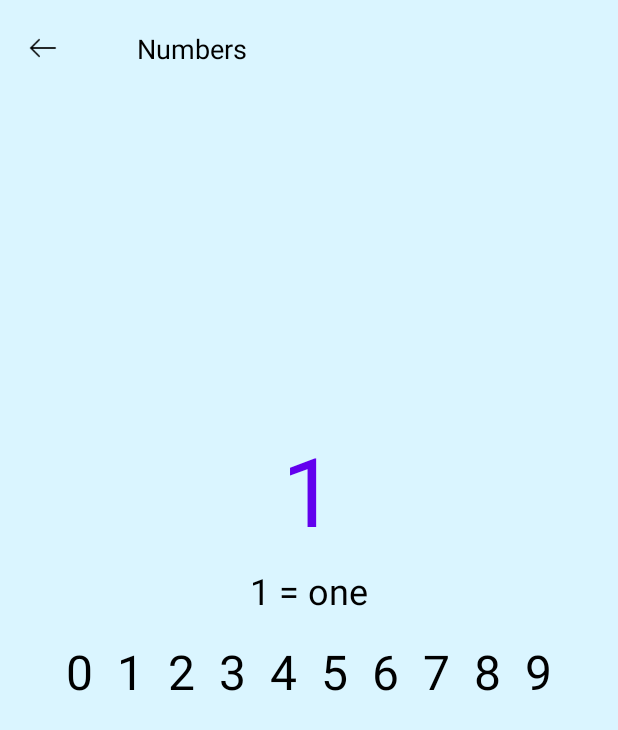
After one commit to MusaHesenov/Kids-App, an Android app: the NumberFragment screen opened through its navigation route, on a phone screen of 412 x 824 dp. The commit adds this screen. Shown: the top 730 px of the screen. Run offline under Robolectric (Android 15) with nearby library versions, the phone set to English and light mode, and no system bars; our stand-ins replace Dagger/Hilt's generated code, Firebase (no records; nobody signed in at launch, a user with empty details on screens opened directly).

Commit message:
- add number fragment adapter

```diff
--- a/app/src/main/java/com/example/kidsapp/adapters/ActivityAdapter.kt
+++ b/app/src/main/java/com/example/kidsapp/adapters/ActivityAdapter.kt
@@ -7,7 +7,6 @@ import androidx.recyclerview.widget.DiffUtil
 import androidx.recyclerview.widget.RecyclerView
 import com.bumptech.glide.Glide
 import com.example.kidsapp.data.Activity
-import com.example.kidsapp.data.Category
 import com.example.kidsapp.databinding.CategoryRvItemBinding
 
 class ActivityAdapter: RecyclerView.Adapter<ActivityAdapter.ActivityViewHolder>() {
--- /dev/null
+++ b/app/src/main/java/com/example/kidsapp/adapters/NumberPagerAdapter.kt
@@ -0,0 +1,14 @@
+package com.example.kidsapp.adapters
+
+import androidx.fragment.app.Fragment
+import androidx.viewpager2.adapter.FragmentStateAdapter
+import com.example.kidsapp.fragments.SingleNumberFragment
+
+class NumberPagerAdapter(fragment: Fragment) : FragmentStateAdapter(fragment) {
+
+    override fun getItemCount(): Int = 10
+
+    override fun createFragment(position: Int): Fragment {
+        return SingleNumberFragment.newInstance(position)
+    }
+}
--- /dev/null
+++ b/app/src/main/java/com/example/kidsapp/adapters/NumbersAdapter.kt
@@ -0,0 +1,37 @@
+package com.example.kidsapp.adapters
+
+import android.view.LayoutInflater
+import android.view.View
+import android.view.ViewGroup
+import android.widget.TextView
+import androidx.recyclerview.widget.RecyclerView
+import com.example.kidsapp.R
+import com.example.kidsapp.databinding.NumberRvItemBinding
+
+class NumbersAdapter(
+    private val numbers: List<Int>,
+    private val onItemClick: (Int) -> Unit
+) : RecyclerView.Adapter<NumbersAdapter.NumberViewHolder>() {
+
+    inner class NumberViewHolder(val binding: NumberRvItemBinding) : RecyclerView.ViewHolder(binding.root) {
+
+        fun bind(number: Int) {
+            binding.apply {
+                tvNumberItem.text = number.toString()
+            }
+            itemView.setOnClickListener {
+                onItemClick(number)
+            }
+        }
+    }
+
+    override fun onCreateViewHolder(parent: ViewGroup, viewType: Int): NumberViewHolder {
+        return NumberViewHolder(NumberRvItemBinding.inflate(LayoutInflater.from(parent.context), parent, false))
+    }
+
+    override fun onBindViewHolder(holder: NumberViewHolder, position: Int) {
+        holder.bind(numbers[position])
+    }
+
+    override fun getItemCount(): Int = numbers.size
+}
--- a/app/src/main/java/com/example/kidsapp/fragments/CategoryFragment.kt
+++ b/app/src/main/java/com/example/kidsapp/fragments/CategoryFragment.kt
@@ -38,11 +38,19 @@ class CategoryFragment: Fragment(R.layout.fragment_category) {
         return binding.root
     }
 
+
     override fun onViewCreated(view: View, savedInstanceState: Bundle?) {
         super.onViewCreated(view, savedInstanceState)
 
         binding.categoryBack.setOnClickListener {
             findNavController().navigateUp()
+        }
+
+        categoryAdapter.onClick = { category ->
+            when (category.categoryName) {
+                "Numbers" -> findNavController().navigate(R.id.action_categoryFragment_to_numberFragment)
+
+            }
         }
 
         setupCategoryRv()
--- /dev/null
+++ b/app/src/main/java/com/example/kidsapp/fragments/NumberFragment.kt
@@ -0,0 +1,43 @@
+package com.example.kidsapp.fragments
+
+import android.os.Bundle
+import android.view.LayoutInflater
+import android.view.View
+import android.view.ViewGroup
+import androidx.fragment.app.Fragment
+import androidx.navigation.fragment.findNavController
+import androidx.viewpager2.adapter.FragmentStateAdapter
+import androidx.viewpager2.widget.ViewPager2
+import com.example.kidsapp.R
+import com.example.kidsapp.adapters.NumberPagerAdapter
+import com.example.kidsapp.databinding.FragmentNumberBinding
+
+class NumberFragment: Fragment() {
+    private lateinit var binding: FragmentNumberBinding
+    private lateinit var viewPager: ViewPager2
+
+    override fun onCreateView(
+        inflater: LayoutInflater, container: ViewGroup?,
+        savedInstanceState: Bundle?
+    ): View? {
+        binding = FragmentNumberBinding.inflate(inflater, container, false)
+        return binding.root
+    }
+
+    override fun onViewCreated(view: View, savedInstanceState: Bundle?) {
+        super.onViewCreated(view, savedInstanceState)
+        setupViewPager()
+
+        binding.numberBack.setOnClickListener {
+            findNavController().navigateUp()
+        }
+        //viewPager.setCurrentItem(9, true)
+    }
+
+    private fun setupViewPager() {
+        viewPager = binding.viewPager
+        val adapter = NumberPagerAdapter(this)
+        viewPager.adapter = adapter
+    }
+
+}
--- /dev/null
+++ b/app/src/main/java/com/example/kidsapp/fragments/SingleNumberFragment.kt
@@ -0,0 +1,100 @@
+package com.example.kidsapp.fragments
+
+import android.os.Bundle
+import android.view.LayoutInflater
+import android.view.View
+import android.view.ViewGroup
+import android.widget.TextView
+import androidx.fragment.app.Fragment
+import androidx.recyclerview.widget.LinearLayoutManager
+import com.example.kidsapp.R
+import com.example.kidsapp.adapters.NumbersAdapter
+import com.example.kidsapp.databinding.FragmentSingleNumberBinding
+
+class SingleNumberFragment : Fragment() {
+
+    private var _binding: FragmentSingleNumberBinding? = null
+    private val binding get() = _binding!!
+
+    companion object {
+        private const val ARG_POSITION = "position"
+        private val numbers = listOf(
+            Pair("1", "one"),
+            Pair("2", "two"),
+            Pair("3", "three"),
+            Pair("4", "four"),
+            Pair("5", "five"),
+            Pair("6", "six"),
+            Pair("7", "seven"),
+            Pair("8", "eight"),
+            Pair("9", "nine"),
+            Pair("0", "zero")
+        )
+
+        fun newInstance(position: Int): SingleNumberFragment {
+            val fragment = SingleNumberFragment()
+            val bundle = Bundle().apply {
+                putInt(ARG_POSITION, position)
+            }
+            fragment.arguments = bundle
+            return fragment
+        }
+    }
+
+    override fun onCreateView(
+        inflater: LayoutInflater, container: ViewGroup?,
+        savedInstanceState: Bundle?
+    ): View? {
+        _binding = FragmentSingleNumberBinding.inflate(inflater, container, false)
+        return binding.root
+    }
+
+    override fun onViewCreated(view: View, savedInstanceState: Bundle?) {
+        super.onViewCreated(view, savedInstanceState)
+        val position = arguments?.getInt(ARG_POSITION) ?: 0
+        updateUI(position)
+
+        val numbers = listOf(0, 1, 2, 3, 4, 5, 6, 7, 8, 9)
+        val adapter = NumbersAdapter(numbers) { selectedNumber ->
+            updateUIForNumber(selectedNumber)
+        }
+
+        binding.rvNumbers.adapter = adapter
+        binding.rvNumbers.layoutManager = LinearLayoutManager(requireContext(), LinearLayoutManager.HORIZONTAL, false)
+    }
+
+    private fun updateUI(position: Int) {
+        val numberText = numbers[position].first
+        val numberWord = numbers[position].second
+
+        binding.tvNumber.text = numberText
+        binding.tvNumberText.text = "$numberText = $numberWord"
+    }
+
+    private fun updateUIForNumber(number: Int) {
+
+        binding.tvNumber.text = number.toString()
+        binding.tvNumberText.text = "$number = ${numberToText(number)}"
+    }
+
+    private fun numberToText(number: Int): String {
+        return when (number) {
+            0 -> "zero"
+            1 -> "one"
+            2 -> "two"
+            3 -> "three"
+            4 -> "four"
+            5 -> "five"
+            6 -> "six"
+            7 -> "seven"
+            8 -> "eight"
+            9 -> "nine"
+            else -> ""
+        }
+    }
+
+    override fun onDestroyView() {
+        super.onDestroyView()
+        _binding = null
+    }
+}
--- /dev/null
+++ b/app/src/main/res/layout/fragment_number.xml
@@ -0,0 +1,56 @@
+<?xml version="1.0" encoding="utf-8"?>
+<androidx.constraintlayout.widget.ConstraintLayout xmlns:android="http://schemas.android.com/apk/res/android"
+    xmlns:tools="http://schemas.android.com/tools"
+    android:layout_width="match_parent"
+    android:layout_height="match_parent"
+    xmlns:app="http://schemas.android.com/apk/res-auto"
+    android:background="@color/lblue">
+
+    <androidx.appcompat.widget.Toolbar
+        android:id="@+id/toolbarNumbers"
+        android:layout_width="0dp"
+        android:layout_height="wrap_content"
+        app:layout_constraintEnd_toEndOf="parent"
+        app:layout_constraintStart_toStartOf="parent"
+        app:layout_constraintTop_toTopOf="parent">
+
+        <androidx.constraintlayout.widget.ConstraintLayout
+            android:layout_width="match_parent"
+            android:layout_height="match_parent">
+
+            <ImageView
+                android:id="@+id/numberBack"
+                android:layout_width="25dp"
+                android:layout_height="25dp"
+                android:src="@drawable/ic_back"
+                android:scaleType="centerInside"
+                app:layout_constraintBottom_toBottomOf="parent"
+                app:layout_constraintStart_toStartOf="parent"
+                app:layout_constraintTop_toTopOf="parent" />
+
+
+            <TextView
+                android:id="@+id/tvPaymentMethods"
+                android:layout_width="wrap_content"
+                android:layout_height="wrap_content"
+                android:layout_marginStart="50dp"
+                android:text="Numbers"
+                android:textSize="18sp"
+                android:textColor="@color/black"
+                app:layout_constraintBottom_toBottomOf="@+id/numberBack"
+                app:layout_constraintStart_toEndOf="@id/numberBack"
+                app:layout_constraintTop_toTopOf="@+id/numberBack" />
+
+        </androidx.constraintlayout.widget.ConstraintLayout>
+    </androidx.appcompat.widget.Toolbar>
+
+    <androidx.viewpager2.widget.ViewPager2
+        android:id="@+id/viewPager"
+        android:layout_width="match_parent"
+        android:layout_height="625dp"
+        app:layout_constraintEnd_toEndOf="parent"
+        app:layout_constraintHorizontal_bias="0.0"
+        app:layout_constraintStart_toStartOf="parent"
+        app:layout_constraintTop_toBottomOf="@+id/toolbarNumbers" />
+
+</androidx.constraintlayout.widget.ConstraintLayout>
--- /dev/null
+++ b/app/src/main/res/layout/fragment_single_number.xml
@@ -0,0 +1,39 @@
+<?xml version="1.0" encoding="utf-8"?>
+<LinearLayout xmlns:android="http://schemas.android.com/apk/res/android"
+    android:layout_width="match_parent"
+    android:layout_height="match_parent"
+    android:orientation="vertical"
+    android:gravity="center"
+
+    android:padding="16dp">
+
+    <!-- Üst Kısım -->
+    <TextView
+        android:id="@+id/tv_number"
+        android:layout_width="wrap_content"
+        android:layout_height="wrap_content"
+        android:text="1"
+        android:textColor="@color/primary"
+        android:textSize="64sp"
+        android:layout_gravity="center" />
+
+    <!-- Sayı ve Okunuşu -->
+    <TextView
+        android:id="@+id/tv_number_text"
+        android:layout_width="wrap_content"
+        android:layout_height="wrap_content"
+        android:text="1 = one"
+        android:textColor="@color/black"
+        android:textSize="24sp"
+        android:layout_gravity="center"
+        android:layout_marginTop="8dp" />
+
+    <androidx.recyclerview.widget.RecyclerView
+        android:id="@+id/rv_numbers"
+        android:layout_width="wrap_content"
+        android:layout_height="wrap_content"
+        android:orientation="horizontal"
+        android:layout_gravity="center"
+        android:layout_marginTop="16dp" />
+
+</LinearLayout>
--- /dev/null
+++ b/app/src/main/res/layout/number_rv_item.xml
@@ -0,0 +1,10 @@
+<?xml version="1.0" encoding="utf-8"?>
+<TextView xmlns:android="http://schemas.android.com/apk/res/android"
+    android:id="@+id/tv_number_item"
+    android:layout_width="wrap_content"
+    android:layout_height="wrap_content"
+    android:textColor="@color/black"
+    android:textSize="32sp"
+    android:layout_marginStart="8dp"
+    android:layout_marginEnd="8dp"
+    android:gravity="center" />
--- a/app/src/main/res/navigation/main_nav.xml
+++ b/app/src/main/res/navigation/main_nav.xml
@@ -17,5 +17,15 @@
     <fragment
         android:id="@+id/categoryFragment"
         android:name="com.example.kidsapp.fragments.CategoryFragment"
-        android:label="CategoryFragment" />
+        android:label="CategoryFragment" >
+        <action
+            android:id="@+id/action_categoryFragment_to_numberFragment"
+            app:destination="@id/numberFragment" />
+    </fragment>
+    <fragment
+        android:id="@+id/numberFragment"
+        android:name="com.example.kidsapp.fragments.NumberFragment"
+        android:label="NumberFragment" >
+
+    </fragment>
 </navigation>
```
